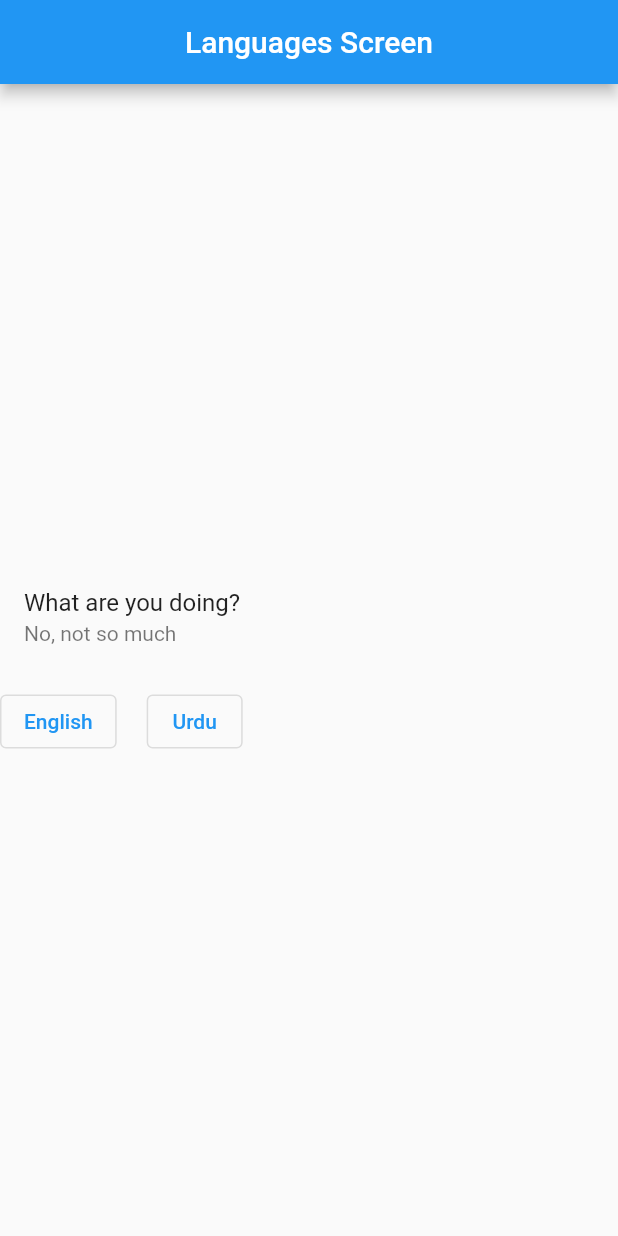
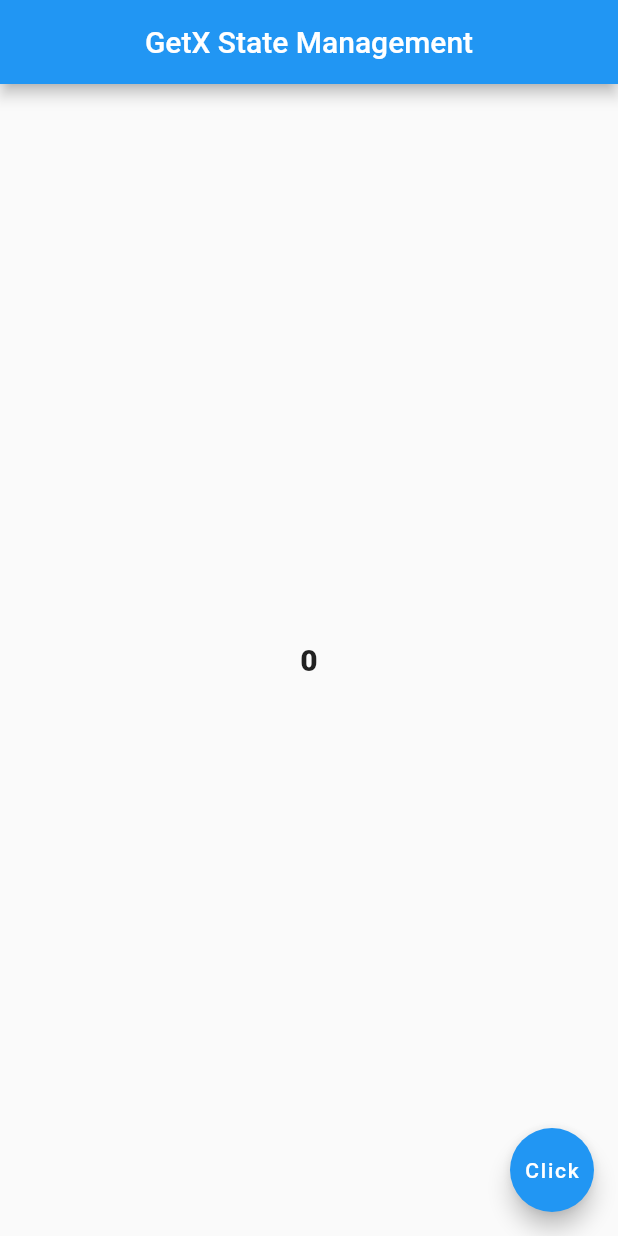
Before and after one commit to razzaq-99/Flutter_GetX_State_Management, a Flutter app: the first screen one second after launch, on a phone screen of 412 x 824 dp. Run offline on Flutter 3.47's test engine with Material 2 defaults, Android fonts, the phone set to English and light mode, and no system bars; our stand-ins replace get.

Commit message:
updated file to know the reason behind state management and why we use it

```diff
--- a/lib/getx_state_management.dart
+++ b/lib/getx_state_management.dart
@@ -0,0 +1,52 @@
+import 'dart:async';
+
+import 'package:flutter/material.dart';
+
+class GetxStateManagement extends StatefulWidget {
+  const GetxStateManagement({Key? key}) : super(key: key);
+
+  @override
+  State<GetxStateManagement> createState() => _GetxStateManagementState();
+}
+
+class _GetxStateManagementState extends State<GetxStateManagement> {
+  int x = 0;
+
+  @override
+  initState(){
+
+    super.initState();
+
+    Timer.periodic(Duration(seconds: 1), (timer) {
+      x++;
+      setState(() {
+
+      });
+    });
+  }
+  @override
+  Widget build(BuildContext context) {
+    print("Rebuild");
+    return Scaffold(
+      appBar: AppBar(
+        title: const Center(child: Text("GetX State Management")),
+      ),
+      body: Center(
+        child: Text(
+          x.toString(),
+          style: TextStyle(fontSize: 20, fontWeight: FontWeight.w900),
+        ),
+      ),
+      floatingActionButton: FloatingActionButton(
+        child: Text("Click"),
+        onPressed: () {
+          x++;
+          // print(x++);
+          setState(() {
+
+          });
+        },
+      ),
+    );
+  }
+}
--- a/lib/main.dart
+++ b/lib/main.dart
@@ -6,7 +6,7 @@ import 'package:flutter_getx/languages_screen.dart';
 import 'package:flutter_getx/screen_1.dart';
 import 'package:flutter_getx/screen_Two.dart';
 import 'package:flutter_getx/getx_mediaquery.dart';
-
+import 'package:flutter_getx/getx_state_management.dart';
 import 'package:get/get.dart';
 
 
@@ -23,15 +23,17 @@ class MyApp extends StatelessWidget {
     return GetMaterialApp(
       debugShowCheckedModeBanner: false,
       title: 'Flutter Demo',
-      translations: Languages(),
+      // translations: Languages(),
       // locale: Locale('ur','PK'),
-      locale: Locale('en','US'),
-      fallbackLocale: Locale('en','US'),
+      // locale: Locale('en','US'),
+      // fallbackLocale: Locale('en','US'),
       theme: ThemeData(
         primarySwatch: Colors.blue,
       ),
 
-      home: const LanguagesScreen(),
+       home: GetxStateManagement(),
+
+      // home: const LanguagesScreen(),
 
       // home: const GetXMediaQuery(),
 
```
